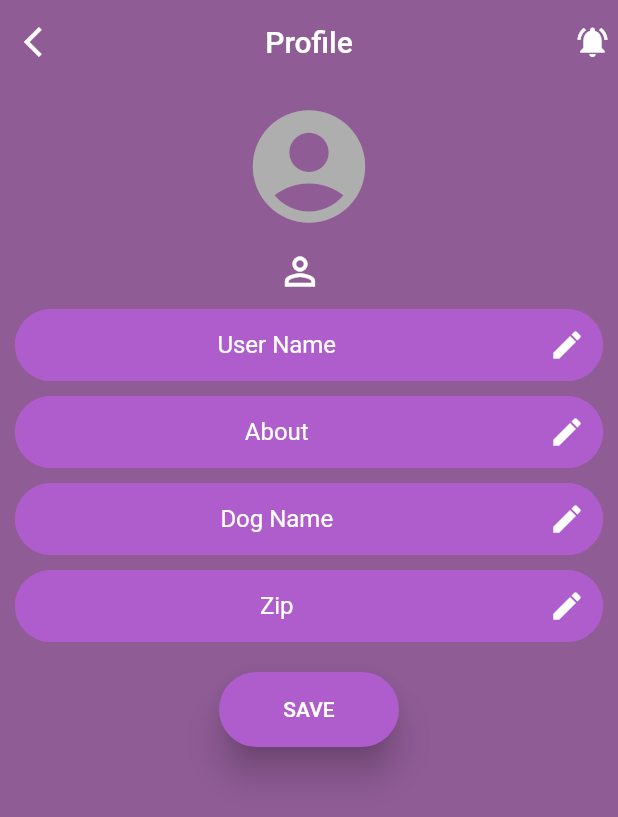
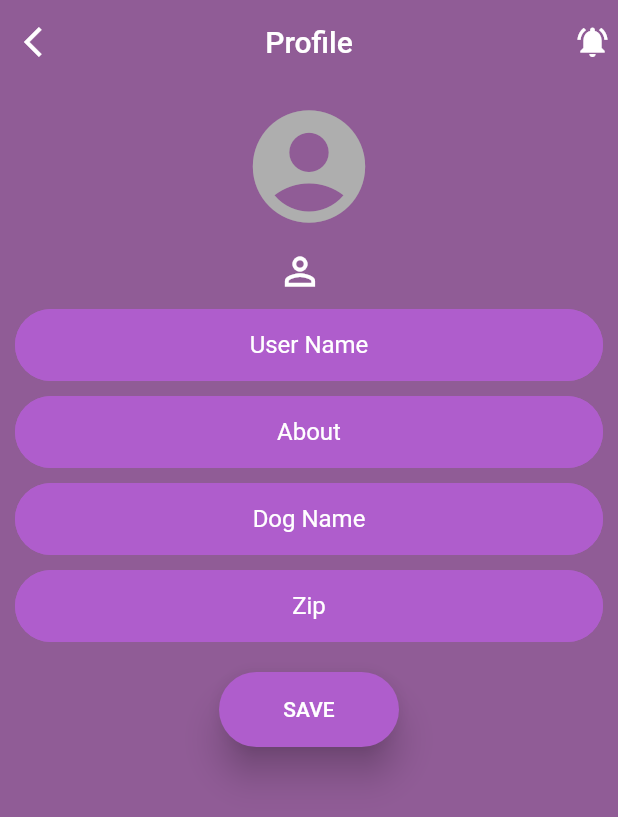
Before and after one commit to shubh-151410/buddytobuddy, a Flutter app: the SettingScreen screen opened directly, after a tap on "Edit Profile", on a phone screen of 412 x 824 dp. Shown: the top 817 px of the screen. Run offline on Flutter 3.47's test engine with Material 2 defaults, Android fonts, the phone set to English and light mode, and no system bars; our stand-ins replace cached_network_image, cloud_firestore, firebase_auth, firebase_database, firebase_messaging, firebase_storage and 13 more; missing offline and left inert: background_fetch, flutter_facebook_login, flutter_pdfview, flutter_polyline_points, flutter_twitter_login, google_map_polyline and 1 more; accounts and stored records are empty; network calls fail.

Commit message:
final_commit

```diff
--- a/lib/SettingUi.dart
+++ b/lib/SettingUi.dart
@@ -317,6 +317,8 @@ class _SettingScreenState extends State<SettingScreen> {
                           ),
                         ],
                       ),
+                      Column(
+                        children: <Widget>[
                           Padding(
                             padding: EdgeInsets.only(left: 15.0),
                             child: Align(
@@ -328,6 +330,18 @@ class _SettingScreenState extends State<SettingScreen> {
                                         fontSize: 20, color: Colors.white),
                                   ),
                                 )),
+                          ),
+                          Padding(
+                            padding: EdgeInsets.only(
+                                left: 15.0, top: 1.0, right: 15.0),
+                            child: Container(
+                              decoration: BoxDecoration(
+                                  border: Border(
+                                      bottom: BorderSide(
+                                          width: 0.7, color: Colors.white))),
+                            ),
+                          ),
+                        ],
                       ),
                       Column(
                         children: <Widget>[
--- a/lib/main.dart
+++ b/lib/main.dart
@@ -66,7 +66,7 @@ class _SplashScreenState extends State<SplashScreen>
     _controller.play();
     _controller.addListener(() {
       print(_controller.value.position);
-      print("################");
+
 
       if (_controller.value.position.inSeconds == 6) {
         Navigator.of(context).pushReplacementNamed('/HomeScreen');
--- a/lib/profilescreen.dart
+++ b/lib/profilescreen.dart
@@ -92,7 +92,7 @@ class _ProfileState extends State<Profile> {
           Firestore.instance.collection('users').document(id).updateData({
             'name': nickname,
             'About': aboutMe,
-            'photourl': photoUrl,
+            'photoUrl': photoUrl,
           }).then((data) async {
             await prefs.setString('photoUrl', photoUrl);
             setState(() {
@@ -190,6 +190,7 @@ class _ProfileState extends State<Profile> {
               color: Color(0xff905c96),
               height: MediaQuery.of(context).size.height,
               child: Column(
+
                 children: <Widget>[
                   Container(
                     color: Color(0xff905c96),
@@ -240,17 +241,6 @@ class _ProfileState extends State<Profile> {
                                     clipBehavior: Clip.hardEdge,
                                   ),
                           )
-                          // IconButton(
-                          //   icon: Icon(
-                          //     Icons.camera_alt,
-                          //     color: primaryColor.withOpacity(0.5),
-                          //   ),
-                          //   onPressed: getImage,
-                          //   padding: EdgeInsets.all(30.0),
-                          //   splashColor: Colors.transparent,
-                          //   highlightColor: greyColor,
-                          //   iconSize: 30.0,
-                          // ),
                         ],
                       ),
                     ),
@@ -280,6 +270,8 @@ class _ProfileState extends State<Profile> {
                     ],
                   )),
                   Column(
+                    mainAxisAlignment: MainAxisAlignment.spaceBetween,
+
                     children: <Widget>[
                       Container(
                           child: TextFormField(
@@ -290,10 +282,6 @@ class _ProfileState extends State<Profile> {
                             decoration: InputDecoration(
                               fillColor: Color(0xffaf5dcc),
                               filled: true,
-                              suffixIcon: Icon(
-                                Icons.edit,
-                                color: Colors.white,
-                              ),
                               focusedBorder: OutlineInputBorder(
                                 borderSide: BorderSide(
                                     color: Color(0xffaf5dcc), width: 1.5),
@@ -322,15 +310,12 @@ class _ProfileState extends State<Profile> {
                           ),
                           margin: EdgeInsets.only(
                               left: 10.0, right: 10.0, top: 10.0)),
+
                       Container(
                           child: TextFormField(
                             style: TextStyle(color: Colors.white),
                             textAlign: TextAlign.center,
                             decoration: InputDecoration(
-                              suffixIcon: Icon(
-                                Icons.edit,
-                                color: Colors.white,
-                              ),
                               fillColor: Color(0xffaf5dcc),
                               filled: true,
                               hintText: 'About',
@@ -365,7 +350,6 @@ class _ProfileState extends State<Profile> {
                           decoration: InputDecoration(
                               filled: true,
                               fillColor: Color(0xffaf5dcc),
-                              suffixIcon: Icon(Icons.edit, color: Colors.white),
                               hintText: 'Dog Name',
                               contentPadding: EdgeInsets.all(5.0),
                               hintStyle: TextStyle(color: Colors.white),
@@ -389,12 +373,12 @@ class _ProfileState extends State<Profile> {
                         margin:
                             EdgeInsets.only(left: 10.0, right: 10.0, top: 10.0),
                       ),
+
                       Container(
                         child: TextFormField(
                           style: TextStyle(color: Colors.white),
                           textAlign: TextAlign.center,
                           decoration: InputDecoration(
-                              suffixIcon: Icon(Icons.edit, color: Colors.white),
                               filled: true,
                               fillColor: Color(0xffaf5dcc),
                               hintText: 'Zip',
--- a/lib/register_screen.dart
+++ b/lib/register_screen.dart
@@ -258,7 +258,7 @@ class _HomeScreenState extends State<HomeScreen>
                                     child: Container(
                                       margin: EdgeInsets.only(top: 30),
                                       child: new Image.asset(
-                                        "assets/images/photo_camera.png",
+                                        "assets/images/photo.png",
                                         height: 60,
                                       ),
                                     ),
@@ -274,7 +274,7 @@ class _HomeScreenState extends State<HomeScreen>
                                     image: new ExactAssetImage(_image.path),
                                     fit: BoxFit.cover,
                                   ),
-                                  border: Border.all(width: 5.0),
+                                  border: Border.all(width: 0.0),
                                   borderRadius: new BorderRadius.all(
                                       const Radius.circular(100.0)),
                                 ),
```
Also changed, not shown: lib/TimeScheduling/CustomScheduling.dart (+69 -6 lines), lib/login.dart (+15 -26 lines), assets/images/final_buddytobody.png (deleted), assets/images/final_logo.jpeg (added), assets/images/logo.png (deleted), assets/images/newbubbylogo.png (deleted), assets/images/photo.png (added), pubspec.lock, 1 other file. Lines whose indentation alone changed are shown as unchanged.
